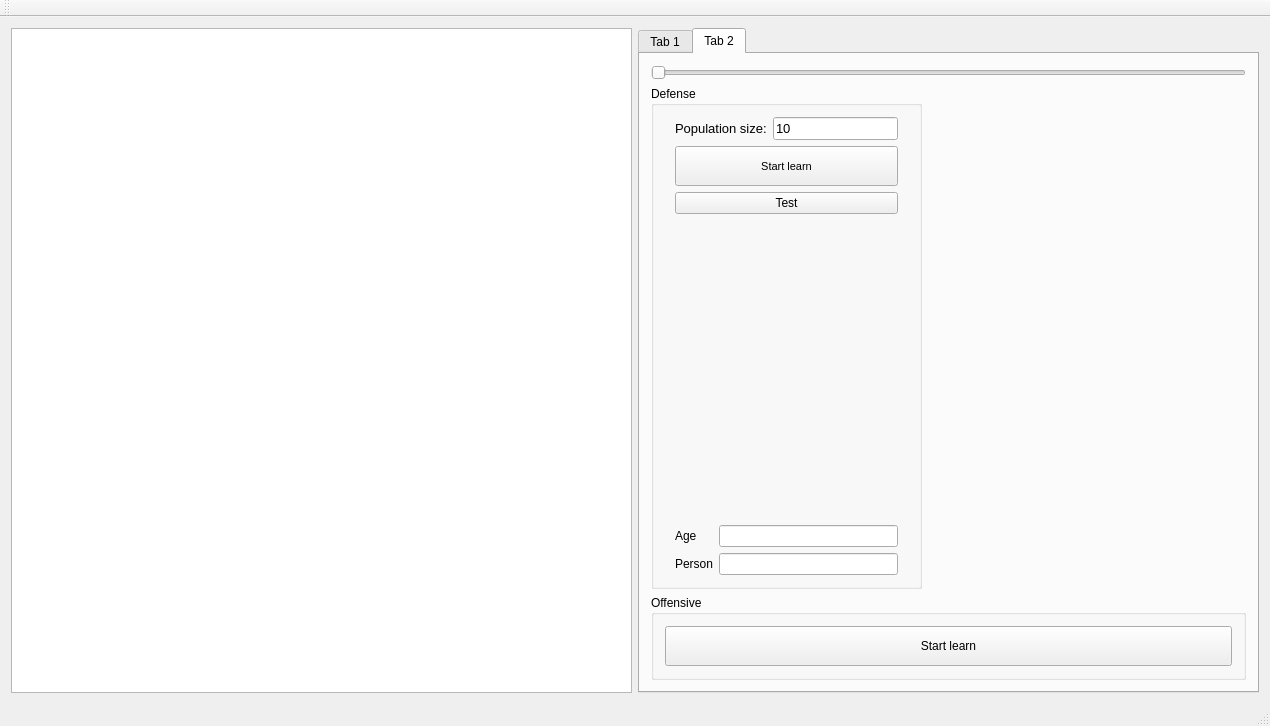
Old version of the form mainwindow.ui in the repository pierok/StarWarsTD.
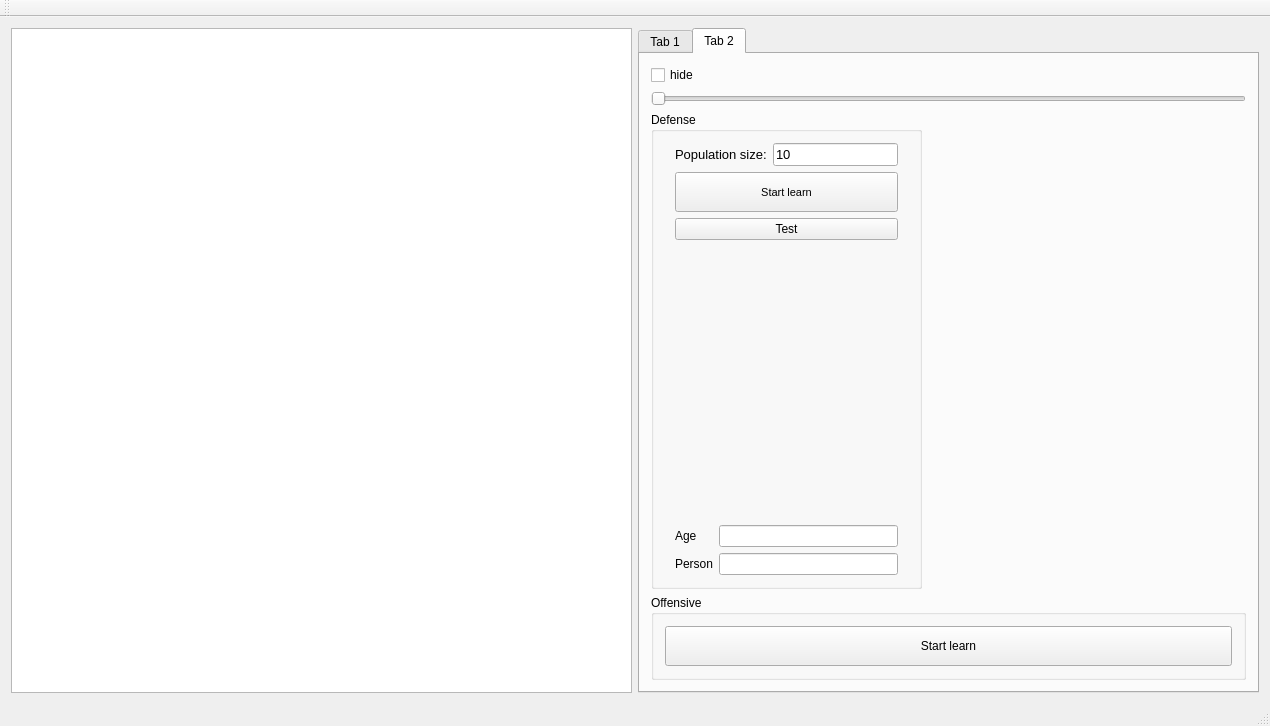
New version of the form. Custom widgets are drawn as their Qt base class.

The edit to the form file:
```diff
--- a/mainwindow.ui
+++ b/mainwindow.ui
@@ -262,14 +262,7 @@
         <property name="fieldGrowthPolicy">
          <enum>QFormLayout::AllNonFixedFieldsGrow</enum>
         </property>
-        <item row="2" column="0" colspan="2">
-         <widget class="QSlider" name="horizontalSlider">
-          <property name="orientation">
-           <enum>Qt::Horizontal</enum>
-          </property>
-         </widget>
-        </item>
-        <item row="3" column="0">
+        <item row="4" column="0">
          <widget class="QGroupBox" name="defenseBox">
           <property name="title">
            <string>Defense</string>
@@ -403,7 +396,7 @@
           </layout>
          </widget>
         </item>
-        <item row="4" column="0" colspan="2">
+        <item row="6" column="0" colspan="2">
          <widget class="QGroupBox" name="OffensiveBox">
           <property name="title">
            <string>Offensive</string>
@@ -423,8 +416,20 @@
             </widget>
            </item>
           </layout>
-          <zorder>learn2Button</zorder>
-          <zorder>learn2Button</zorder>
+         </widget>
+        </item>
+        <item row="3" column="0" colspan="2">
+         <widget class="QSlider" name="horizontalSlider">
+          <property name="orientation">
+           <enum>Qt::Horizontal</enum>
+          </property>
+         </widget>
+        </item>
+        <item row="2" column="0">
+         <widget class="QCheckBox" name="checkBox">
+          <property name="text">
+           <string>hide</string>
+          </property>
          </widget>
         </item>
        </layout>
```
